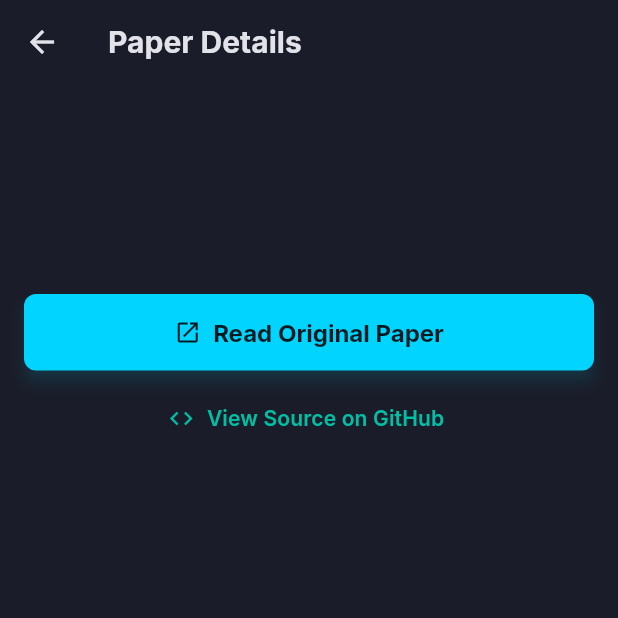
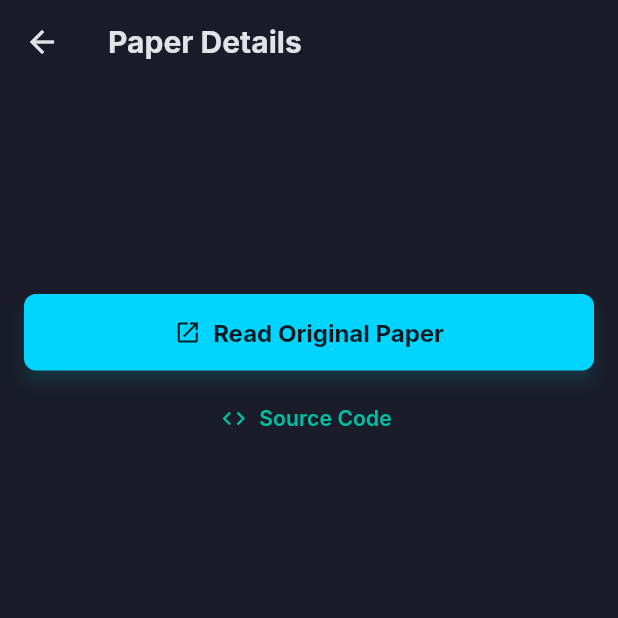
Before and after one commit to MAyman007/AstroLens, a Flutter app: the PaperDetailPage screen opened directly with empty values, after a tap on "Retry", on a phone screen of 412 x 824 dp, the top half of it. Run offline on Flutter 3.47's test engine with Material 3 defaults, Android fonts, the light colour scheme and no system bars; our stand-ins replace google_fonts; network calls fail.

Commit message:
minor change

```diff
--- a/lib/pages/paper_detail_page.dart
+++ b/lib/pages/paper_detail_page.dart
@@ -335,7 +335,7 @@ class _PaperDetailPageState extends State<PaperDetailPage> {
                   onPressed: _launchGitHub,
                   icon: const Icon(Icons.code, color: Color(0xFF00BFA5)),
                   label: const Text(
-                    'View Source on GitHub',
+                    'Source Code',
                     style: TextStyle(
                       color: Color(0xFF00BFA5),
                       fontWeight: FontWeight.w600,
```
Also changed, not shown: 3 other files.
